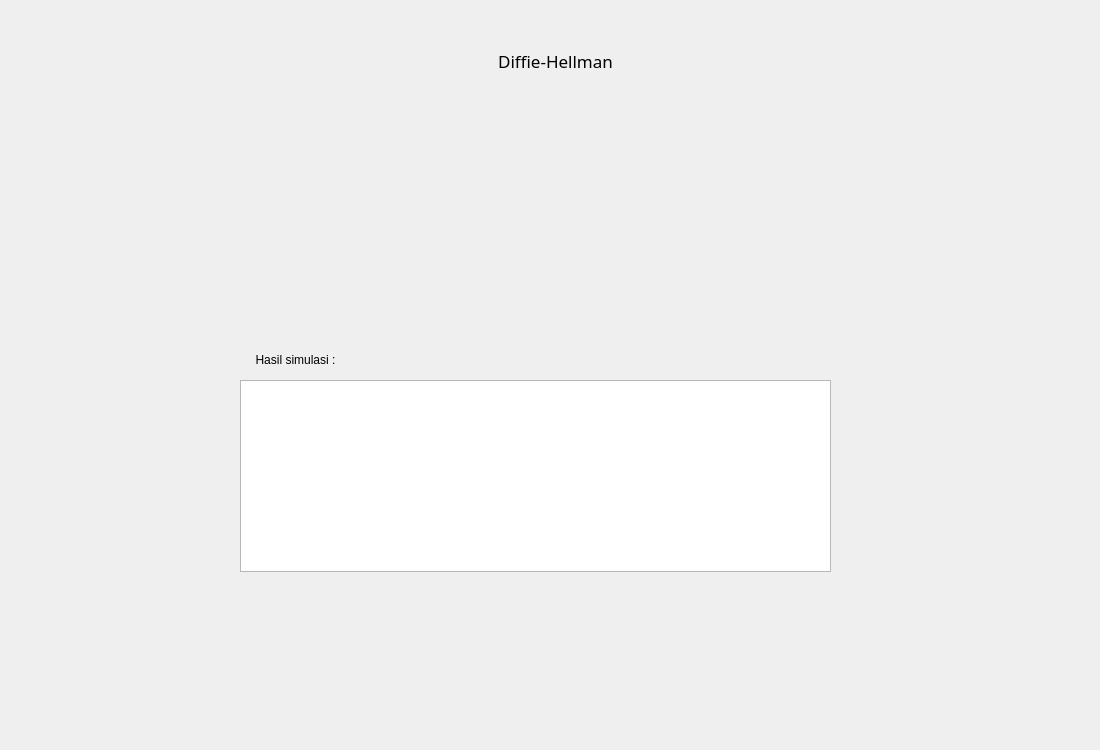
The window that src/view/main_window.ui (mzunanalfikri/public-key-cryptography-implementation) describes before a commit, drawn with Qt 5.
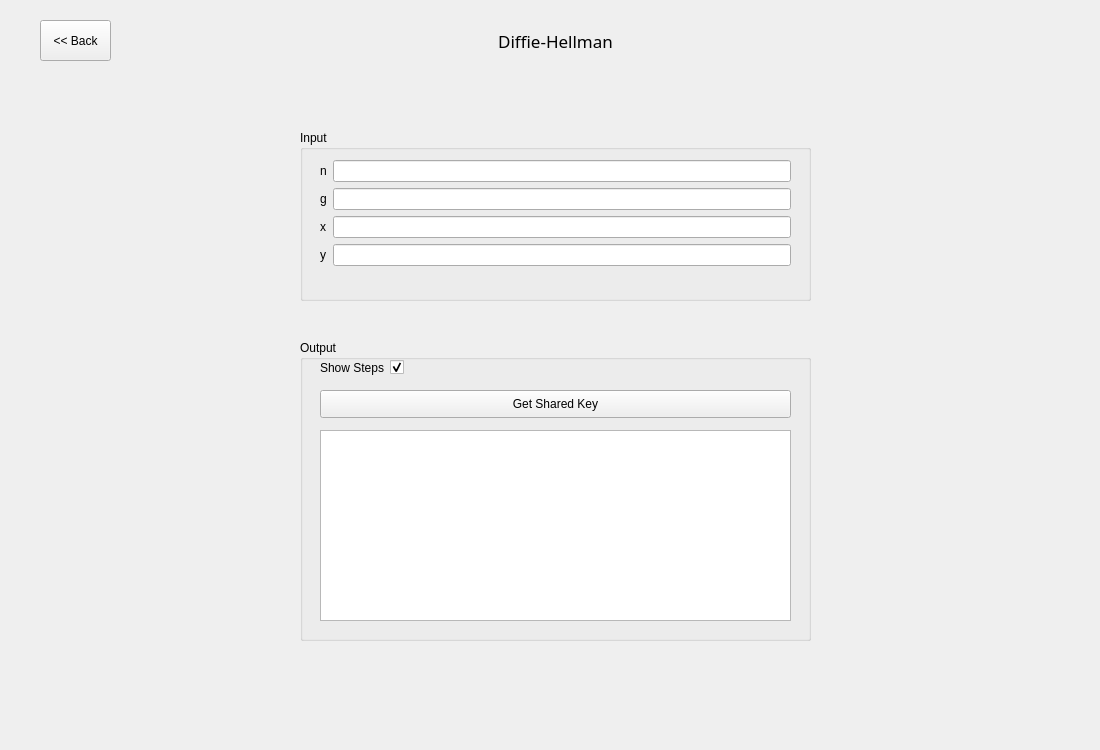
The same window after the commit. The open tabs and pages were chosen to show the change.

Commit message: Implement diffie hellman ui

Patch:
```diff
--- a/src/view/main_window.ui
+++ b/src/view/main_window.ui
@@ -1095,11 +1095,76 @@
      </widget>
     </widget>
     <widget class="QWidget" name="dhPage">
+     <widget class="QGroupBox" name="dhInputGroup">
+      <property name="geometry">
+       <rect>
+        <x>300</x>
+        <y>130</y>
+        <width>511</width>
+        <height>171</height>
+       </rect>
+      </property>
+      <property name="title">
+       <string>Input</string>
+      </property>
+      <widget class="QWidget" name="formLayoutWidget_3">
+       <property name="geometry">
+        <rect>
+         <x>20</x>
+         <y>30</y>
+         <width>471</width>
+         <height>121</height>
+        </rect>
+       </property>
+       <layout class="QFormLayout" name="dhInputFL">
+        <item row="1" column="0">
+         <widget class="QLabel" name="dhInpGLbl">
+          <property name="text">
+           <string>g</string>
+          </property>
+         </widget>
+        </item>
+        <item row="2" column="0">
+         <widget class="QLabel" name="dhInpXLbl">
+          <property name="text">
+           <string>x</string>
+          </property>
+         </widget>
+        </item>
+        <item row="3" column="0">
+         <widget class="QLabel" name="dhInpYLbl">
+          <property name="text">
+           <string>y</string>
+          </property>
+         </widget>
+        </item>
+        <item row="0" column="0">
+         <widget class="QLabel" name="dhInpNLbl">
+          <property name="text">
+           <string>n</string>
+          </property>
+         </widget>
+        </item>
+        <item row="0" column="1">
+         <widget class="QLineEdit" name="dhInpNInp"/>
+        </item>
+        <item row="1" column="1">
+         <widget class="QLineEdit" name="dhInpGInp"/>
+        </item>
+        <item row="2" column="1">
+         <widget class="QLineEdit" name="dhInpXInp"/>
+        </item>
+        <item row="3" column="1">
+         <widget class="QLineEdit" name="dhInpYInp"/>
+        </item>
+       </layout>
+      </widget>
+     </widget>
      <widget class="QLabel" name="dhTitle">
       <property name="geometry">
        <rect>
         <x>350</x>
-        <y>40</y>
+        <y>20</y>
         <width>411</width>
         <height>41</height>
        </rect>
@@ -1120,36 +1185,85 @@
        <set>Qt::AlignCenter</set>
       </property>
      </widget>
-     <widget class="QTextBrowser" name="simulation_result">
+     <widget class="QGroupBox" name="dhOutputGroup">
       <property name="geometry">
        <rect>
-        <x>240</x>
-        <y>380</y>
-        <width>591</width>
-        <height>192</height>
+        <x>300</x>
+        <y>340</y>
+        <width>511</width>
+        <height>301</height>
        </rect>
       </property>
+      <property name="title">
+       <string>Output</string>
+      </property>
+      <widget class="QPlainTextEdit" name="dhResultOut">
+       <property name="geometry">
+        <rect>
+         <x>20</x>
+         <y>90</y>
+         <width>471</width>
+         <height>191</height>
+        </rect>
+       </property>
+       <property name="readOnly">
+        <bool>true</bool>
+       </property>
+      </widget>
+      <widget class="QWidget" name="formLayoutWidget_4">
+       <property name="geometry">
+        <rect>
+         <x>20</x>
+         <y>20</y>
+         <width>158</width>
+         <height>21</height>
+        </rect>
+       </property>
+       <layout class="QFormLayout" name="dhShowStepsFL">
+        <item row="0" column="0">
+         <widget class="QLabel" name="dhShowStepsLbl">
+          <property name="text">
+           <string>Show Steps</string>
+          </property>
+         </widget>
+        </item>
+        <item row="0" column="1">
+         <widget class="QCheckBox" name="dhShowStepsCbox">
+          <property name="text">
+           <string/>
+          </property>
+          <property name="checked">
+           <bool>true</bool>
+          </property>
+         </widget>
+        </item>
+       </layout>
+      </widget>
+      <widget class="QPushButton" name="dhGetSharedKeyBtn">
+       <property name="geometry">
+        <rect>
+         <x>20</x>
+         <y>50</y>
+         <width>471</width>
+         <height>28</height>
+        </rect>
+       </property>
+       <property name="text">
+        <string>Get Shared Key</string>
+       </property>
+      </widget>
      </widget>
-     <widget class="QLabel" name="egEncPtLbl_2">
+     <widget class="QPushButton" name="dhBackBtn">
       <property name="geometry">
        <rect>
-        <x>240</x>
-        <y>350</y>
-        <width>111</width>
-        <height>20</height>
+        <x>40</x>
+        <y>20</y>
+        <width>71</width>
+        <height>41</height>
        </rect>
       </property>
-      <property name="sizePolicy">
-       <sizepolicy hsizetype="Preferred" vsizetype="Preferred">
-        <horstretch>0</horstretch>
-        <verstretch>0</verstretch>
-       </sizepolicy>
-      </property>
       <property name="text">
-       <string>Hasil simulasi :</string>
-      </property>
-      <property name="alignment">
-       <set>Qt::AlignCenter</set>
+       <string>&lt;&lt; Back</string>
       </property>
      </widget>
     </widget>
```
Left out of the diff: 13 changed lines with no effect on the pictures. The commit also changes 3 other files.
